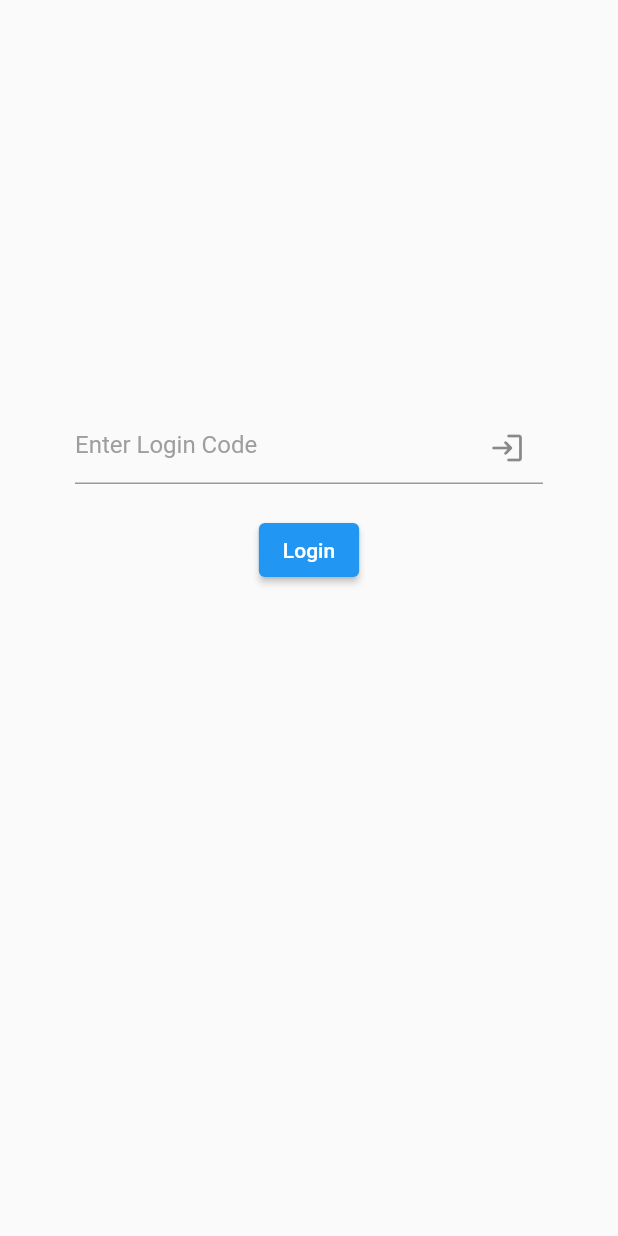
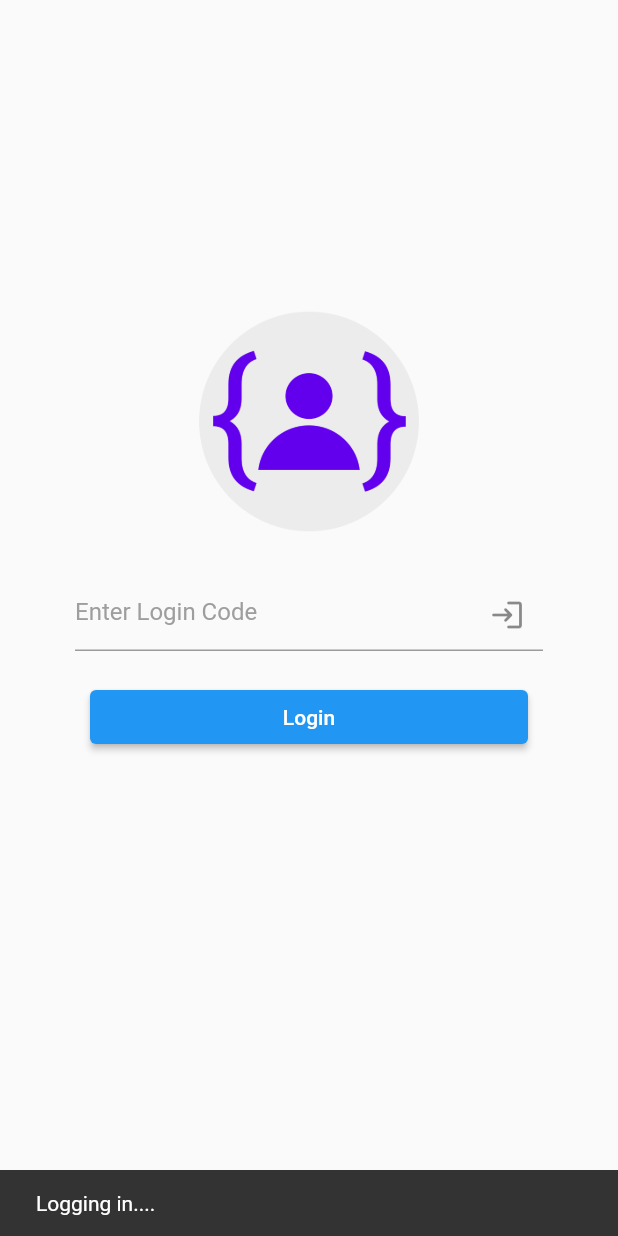
Before and after one commit to RajSolai/pdb_flutter, a Flutter app: the screen it shows after launch, after a tap on "Login", on a phone screen of 412 x 824 dp. Run offline on Flutter 3.47's test engine with Material 2 defaults, Android fonts, the phone set to English and light mode, and no system bars; our stand-ins replace dio, nanoid, shared_preferences; missing offline and left inert: drag_and_drop_lists; network calls fail.

Commit message:
added toast

```diff
--- a/lib/screens/login.dart
+++ b/lib/screens/login.dart
@@ -15,6 +15,10 @@ class _LoginScreenState extends State<LoginScreen> {
   String _loginCode = "";
 
   void getToken() async {
+    const snackBar = SnackBar(
+      content: Text("Logging in...."),
+    );
+    ScaffoldMessenger.of(context).showSnackBar(snackBar);
     var pref = await SharedPreferences.getInstance();
     var data = {"passcode": _loginCode};
     var res = await Dio()
@@ -35,7 +39,16 @@ class _LoginScreenState extends State<LoginScreen> {
           child: Column(
             children: [
               SizedBox(
-                height: MediaQuery.of(context).size.height / 3,
+                height: MediaQuery.of(context).size.height / 4,
+              ),
+              Container(
+                child: Image.asset(
+                  "assets/pdb_icon.png",
+                  height: 150.0,
+                ),
+              ),
+              SizedBox(
+                height: 30.0,
               ),
               Center(
                 child: Container(
@@ -60,6 +73,7 @@ class _LoginScreenState extends State<LoginScreen> {
               ),
               Center(
                 child: SizedBox(
+                  width: MediaQuery.of(context).size.width - 120.0,
                   child: ElevatedButton(
                     child: Text("Login"),
                     onPressed: () => getToken(),
--- a/lib/screens/project.dart
+++ b/lib/screens/project.dart
@@ -118,6 +118,10 @@ class _ProjectScreenState extends State<ProjectScreen> {
         data: newBody);
     if (res.statusCode == 200) {
       fetchProjectBody();
+      const snackBar = SnackBar(
+        content: Text("Changes Made Successfully 🎉️"),
+      );
+      ScaffoldMessenger.of(context).showSnackBar(snackBar);
     }
   }
 
--- a/pubspec.yaml
+++ b/pubspec.yaml
@@ -28,7 +28,6 @@ dependencies:
   # The following adds the Cupertino Icons font to your application.
   # Use with the CupertinoIcons class for iOS style icons.
   cupertino_icons: ^1.0.2
-  http: any
   drag_and_drop_lists: ^0.3.2
   dio: ^4.0.0
   shared_preferences: ^2.0.6
@@ -50,9 +49,8 @@ flutter:
   uses-material-design: true
 
   # To add assets to your application, add an assets section, like this:
-  # assets:
-  #   - images/a_dot_burr.jpeg
-  #   - images/a_dot_ham.jpeg
+  assets:
+    - assets/pdb_icon.png
 
   # An image asset can refer to one or more resolution-specific "variants", see
   # https://flutter.dev/assets-and-images/#resolution-aware.
```
Also changed, not shown: lib/screens/list.dart (+7 -1 lines), assets/pdb_icon.png (added), pubspec.lock.
